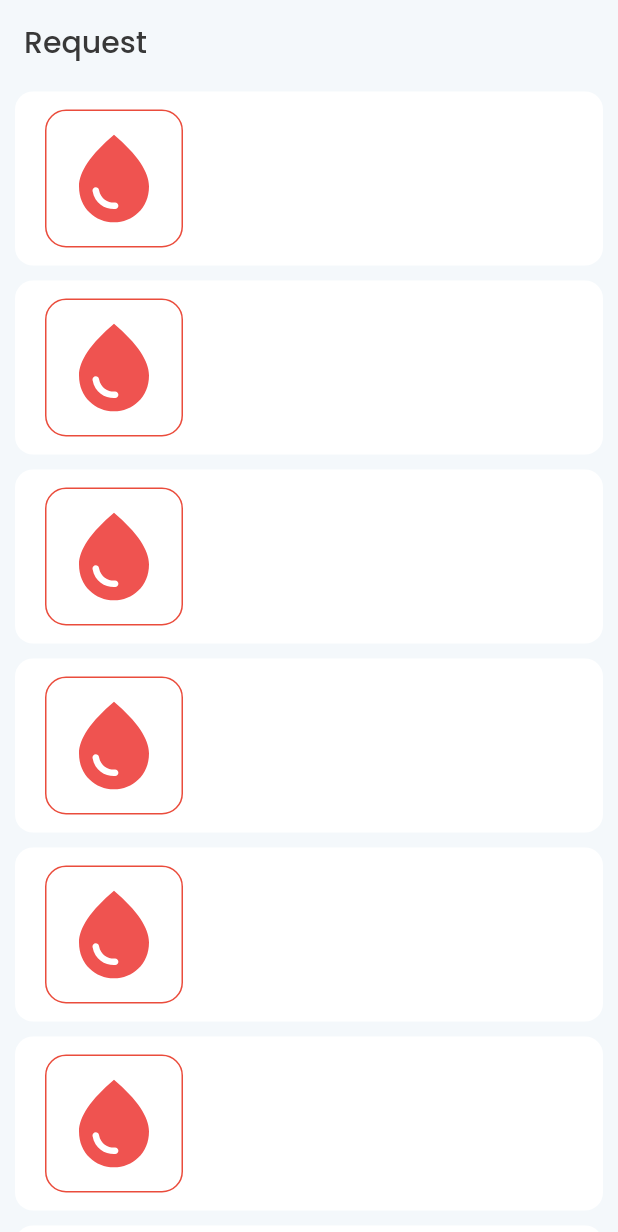
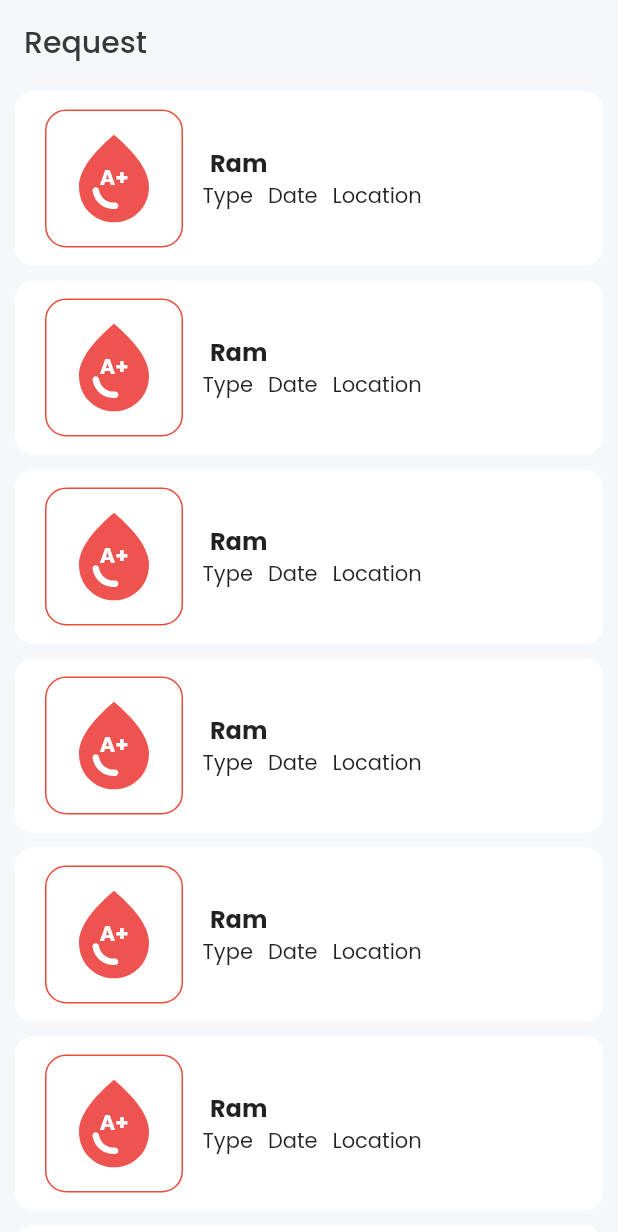
Before and after one commit to nagendrainvweb/connectingLife, a Flutter app: the RequestPage screen opened directly, on a phone screen of 412 x 824 dp. Shown: the top 1232 px of the screen. Run offline on Flutter 3.47's test engine with Material 2 defaults, Android fonts, the phone set to English and light mode, and no system bars; our stand-ins replace flutter_svg, get_it, google_fonts, image_picker, introduction_screen, stacked and 1 more; accounts and stored records are empty.

Commit message:
req page

```diff
--- a/clife/lib/screens/request_page/request_list_page.dart
+++ b/clife/lib/screens/request_page/request_list_page.dart
@@ -27,8 +27,7 @@ class _RequestPageState extends State<RequestPage> {
             padding: const EdgeInsets.symmetric(horizontal: 20, vertical: 12),
             decoration: BoxDecoration(
               borderRadius: BorderRadius.circular(12),
-            color: AppColors.whiteColor,
-
+              color: AppColors.whiteColor,
             ),
             child: Column(
               children: [
@@ -37,19 +36,96 @@ class _RequestPageState extends State<RequestPage> {
                     Container(
                       padding: const EdgeInsets.all(10),
                       decoration: BoxDecoration(
-                        border: Border.all(color: AppColors.mainColor,width: 1),
+                        border:
+                            Border.all(color: AppColors.mainColor, width: 1),
                         borderRadius: BorderRadius.circular(14),
+                      ),
+                      child: Stack(
+                        children: [
+                          SvgPicture.asset(
+                            AppImages.blood_fill_drop,
+                            height: 70,
+                            width: 70,
+                            color: AppColors.redAccent,
+                          ),
+                          Container(
+                            height: 70,
+                            width: 70,
+                            child: Center(
+                              child: Text(
+                                "A+",
+                                style: TextStyle(color: AppColors.whiteColor,fontWeight: FontWeight.bold,),
+                                ),
+                                ),
+                                ),
+                        ],
+                      ),
+                    ),
+                    Column(
+                      // mainAxisAlignment: MainAxisAlignment.start,
+                      children: [
+                        Container(
+                          margin: EdgeInsets.only(
+                            right: 90.0,
+                          ),
+                          child:Row(
+                            children: [
+                              Text("Ram",
+                              style: TextStyle(
+                                fontWeight: FontWeight.bold,
+                                fontSize: 16,
+                              ),
+                              ),
+                            ],
+                          ) ,
+                        ),
+                        Container(
+                          margin: EdgeInsets.only(
+                            left: 8,
+                          ),
+                      child: Row(
+                        children: [
+                          Container(
+                            margin: EdgeInsets.symmetric(
+                              horizontal: 5,
+                            ),
+                            child: Column(
+                              children: [
+                                Text("Type",),
+                                // Text("Blood",),
+                                // Text("Plasma",),
 
+                              ],
+                            ),
+                          ),
+                          Container(
+                            margin: EdgeInsets.symmetric(
+                              horizontal: 5,
+                            ),
+                            child: Column(
+                              children: [
+                                Text("Date"),
+                              ],
+                            ),
+                          ),
+                          Container(
+                            margin: EdgeInsets.symmetric(
+                              horizontal: 5,
+                            ),
+                            child: Column(
+                              children: [
+                                Text("Location"),
+                              ],
+                            ),
+                          ),
+                        ],
                       ),
-                      child: SvgPicture.asset(
-                        AppImages.blood_fill_drop,
-                        height: 70,
-                        width: 70,
-                        color: AppColors.redAccent,
-                      ),
-                    )
+                    ),
+                      ],
+                    ),
+
                   ],
-                )
+                ),
               ],
             ),
           ),
```
